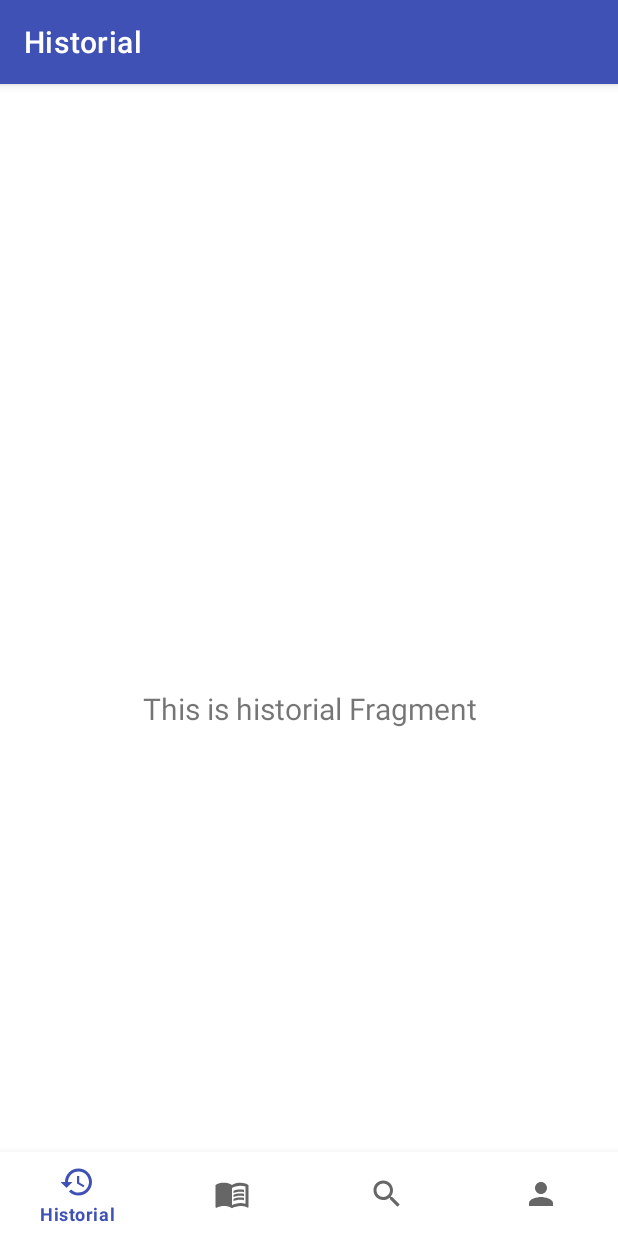
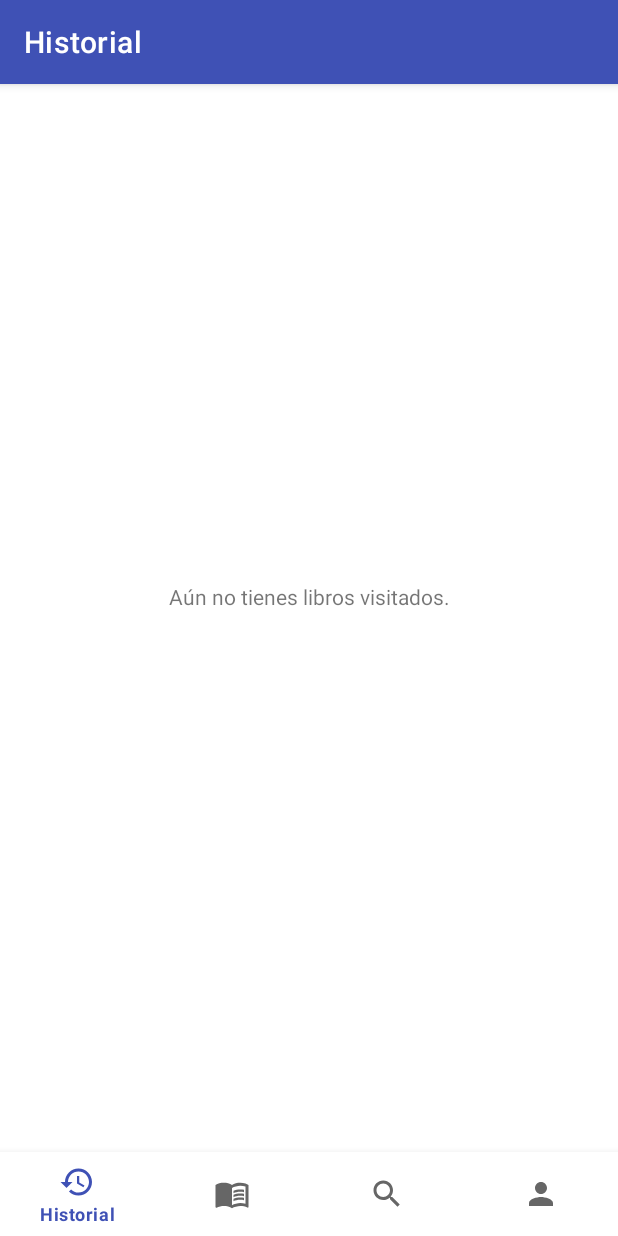
Before and after one commit to Jhonatan-Polar/MovilesA, an Android app: the HistorialFragment screen opened through its navigation route, on a phone screen of 412 x 824 dp. Run offline under Robolectric (Android 15) with nearby library versions, the phone set to English and light mode, and no system bars; our stand-ins replace navigation-ui.

Commit message:
Historial

```diff
--- a/app/src/main/java/pe/edu/pucp/proyecto/Usuario.kt
+++ b/app/src/main/java/pe/edu/pucp/proyecto/Usuario.kt
@@ -37,6 +37,8 @@ class Usuario (nombre: String, rol: String, nombreUsuario : String = "") {
     }
 
     fun agregarLibroAHistorial(libro : Libro){
-        historial.add(libro)
+        if(!historial.contains(libro)) {
+            historial.add(0, libro)
+        }
     }
 }
--- a/app/src/main/java/pe/edu/pucp/proyecto/ui/LibroActivity.kt
+++ b/app/src/main/java/pe/edu/pucp/proyecto/ui/LibroActivity.kt
@@ -109,7 +109,7 @@ class LibroActivity : AppCompatActivity() {
             binding.nuevaRese.setVisibility(View.INVISIBLE)
             binding.btnGuardar.setVisibility(View.INVISIBLE)
 
-            llenarDatosPrincipalesDelLibro()
+            llenarDatosDelLibro()
             evaluarSiYaEscribioResenia()
         }
     }
--- a/app/src/main/java/pe/edu/pucp/proyecto/ui/historial/HistorialFragment.kt
+++ b/app/src/main/java/pe/edu/pucp/proyecto/ui/historial/HistorialFragment.kt
@@ -1,20 +1,31 @@
 package pe.edu.pucp.proyecto.ui.historial
 
+import android.content.Intent
 import android.os.Bundle
 import android.view.LayoutInflater
 import android.view.View
 import android.view.ViewGroup
+import android.widget.AdapterView
+import android.widget.ArrayAdapter
 import android.widget.TextView
 import androidx.fragment.app.Fragment
-import androidx.lifecycle.Observer
 import androidx.lifecycle.ViewModelProvider
+import kotlinx.android.synthetic.main.fragment_historial.*
+import pe.edu.pucp.proyecto.Libro
+import pe.edu.pucp.proyecto.R
 import pe.edu.pucp.proyecto.databinding.FragmentHistorialBinding
-import pe.edu.pucp.proyecto.ui.historial.HistorialViewModel
+import pe.edu.pucp.proyecto.libros
+import pe.edu.pucp.proyecto.ui.LibroActivity
+import pe.edu.pucp.proyecto.ui.busqueda.libroSeleccionado
+import pe.edu.pucp.proyecto.usuarioActual
 
 class HistorialFragment : Fragment() {
 
     private lateinit var historialViewModel: HistorialViewModel
     private var _binding: FragmentHistorialBinding? = null
+    lateinit var arrayAdapter : ArrayAdapter<Libro>
+    private var REQUEST_CODE = 2378
+    private var mapa_Original_Historial = mutableMapOf<Int,Int>()
 
     // This property is only valid between onCreateView and
     // onDestroyView.
@@ -31,15 +42,43 @@ class HistorialFragment : Fragment() {
         _binding = FragmentHistorialBinding.inflate(inflater, container, false)
         val root: View = binding.root
 
-        val textView: TextView = binding.textHistorial
-        historialViewModel.text.observe(viewLifecycleOwner, Observer {
-            textView.text = it
+        cargarHistorial()
+
+        binding.gridViewHistorial.setOnItemClickListener(AdapterView.OnItemClickListener { parent, view, position, id ->
+            if (mapa_Original_Historial[mapa_Original_Historial.size - id.toInt() - 1] != null) {
+                libroSeleccionado = libros[mapa_Original_Historial[mapa_Original_Historial.size - id.toInt() - 1]!!]
+            } else {
+                libroSeleccionado = Libro("", "", "", "")
+            }
+            mostrarLibro()
+            cargarHistorial()
         })
+
         return root
+    }
+
+    fun mostrarLibro(){
+        val verLibroIntent = Intent(activity, LibroActivity::class.java)
+        startActivityForResult(verLibroIntent,REQUEST_CODE)
     }
 
     override fun onDestroyView() {
         super.onDestroyView()
         _binding = null
     }
+
+    fun cargarHistorial(){
+        var i = 0
+        for((j,lib) in libros.withIndex()){
+            if(usuarioActual.historial.contains(lib)){
+                mapa_Original_Historial.put(i,j)
+                i++
+            }
+        }
+
+        binding.txtNoHistory.visibility = if (usuarioActual.historial.size == 0) TextView.VISIBLE else TextView.INVISIBLE
+
+        arrayAdapter = HistorialAdapter(requireActivity().applicationContext, R.layout.layout_grid_historial, usuarioActual.historial)
+        binding.gridViewHistorial.adapter = arrayAdapter
+    }
 }
--- a/app/src/main/res/layout/fragment_historial.xml
+++ b/app/src/main/res/layout/fragment_historial.xml
@@ -6,17 +6,30 @@
     android:layout_height="match_parent"
     tools:context=".ui.historial.HistorialFragment">
 
+    <GridView
+        android:id="@+id/gridViewHistorial"
+        android:layout_width="371dp"
+        android:layout_height="604dp"
+        android:layout_marginTop="2dp"
+        android:numColumns="2"
+        app:layout_constraintBottom_toBottomOf="parent"
+        app:layout_constraintEnd_toEndOf="parent"
+        app:layout_constraintHorizontal_bias="0.4"
+        app:layout_constraintStart_toStartOf="parent"
+        app:layout_constraintTop_toTopOf="parent"
+        app:layout_constraintVertical_bias="0.275" >
+    </GridView>
+
     <TextView
-        android:id="@+id/text_historial"
-        android:layout_width="match_parent"
-        android:layout_height="wrap_content"
-        android:layout_marginStart="8dp"
-        android:layout_marginTop="8dp"
-        android:layout_marginEnd="8dp"
+        android:id="@+id/txtNoHistory"
+        android:layout_width="371dp"
+        android:layout_height="40dp"
+        android:layout_marginBottom="120dp"
+        android:text="@string/txtNoHistory"
         android:textAlignment="center"
-        android:textSize="20sp"
         app:layout_constraintBottom_toBottomOf="parent"
         app:layout_constraintEnd_toEndOf="parent"
         app:layout_constraintStart_toStartOf="parent"
         app:layout_constraintTop_toTopOf="parent" />
+
 </androidx.constraintlayout.widget.ConstraintLayout>
--- a/app/src/main/res/values/strings.xml
+++ b/app/src/main/res/values/strings.xml
@@ -22,5 +22,6 @@
     <string name="txtIniciarSesion">¡Bienvenido a Panqa PUCP!</string>
     <string name="txtErrorLogin">Usuario o contraseña incorrecta</string>
     <string name="btnCerrarSesion">Cerrar Sesión</string>
-    <string name="txtNoResults">No se encontraron resultados para la búsqueda</string>
+    <string name="txtNoResults">No se encontraron resultados para la búsqueda.</string>
+    <string name="txtNoHistory">Aún no tienes libros visitados.</string>
 </resources>
```
Also changed, not shown: app/src/main/java/pe/edu/pucp/proyecto/ui/historial/HistorialAdapter.kt (added, +32 -0 lines), app/src/main/res/layout/layout_grid_historial.xml (added, +25 -0 lines).
